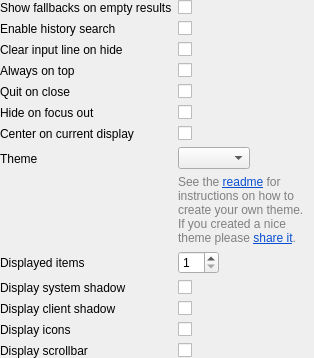
Above: widgetsboxmodel/src/configwidget.ui from albertlauncher/plugins before the change. Below: the same form after it.
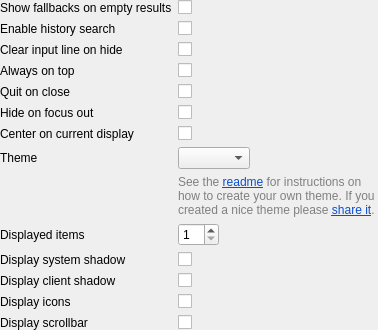
That is the form after the change.

Commit message: [wbm] Fix clipped label

```diff
--- a/widgetsboxmodel/src/configwidget.ui
+++ b/widgetsboxmodel/src/configwidget.ui
@@ -187,8 +187,6 @@
     </widget>
    </item>
    <item row="7" column="1">
-    <layout class="QVBoxLayout" name="verticalLayout">
-     <item>
       <widget class="QComboBox" name="comboBox_themes">
        <property name="sizePolicy">
         <sizepolicy hsizetype="Fixed" vsizetype="Fixed">
@@ -201,17 +199,26 @@
        </property>
       </widget>
      </item>
-     <item>
-      <widget class="QLabel" name="label">
+   <item row="8" column="1">
+    <widget class="QLabel" name="label_themeinfo">
        <property name="sizePolicy">
-        <sizepolicy hsizetype="Preferred" vsizetype="Minimum">
+      <sizepolicy hsizetype="Fixed" vsizetype="Minimum">
          <horstretch>0</horstretch>
          <verstretch>0</verstretch>
         </sizepolicy>
        </property>
+     <property name="minimumSize">
+      <size>
+       <width>200</width>
+       <height>0</height>
+      </size>
+     </property>
        <property name="text">
         <string>&lt;html&gt;&lt;head/&gt;&lt;body&gt;&lt;p&gt;&lt;span style=&quot; font-size:9pt; color:#808080;&quot;&gt;See the &lt;/span&gt;&lt;a href=&quot;https://github.com/albertlauncher/plugins/blob/master/widgetsboxmodel/README.md&quot;&gt;&lt;span style=&quot; font-size:9pt; text-decoration: underline; color:#094fd1;&quot;&gt;readme&lt;/span&gt;&lt;/a&gt;&lt;span style=&quot; font-size:9pt; color:#808080;&quot;&gt; for instructions on how to create your own theme. If you created a nice theme please &lt;/span&gt;&lt;a href=&quot;https://github.com/orgs/albertlauncher/discussions/1147&quot;&gt;&lt;span style=&quot; font-size:9pt; text-decoration: underline; color:#094fd1;&quot;&gt;share it&lt;/span&gt;&lt;/a&gt;&lt;span style=&quot; font-size:9pt; color:#808080;&quot;&gt;.&lt;/span&gt;&lt;/p&gt;&lt;/body&gt;&lt;/html&gt;</string>
        </property>
+     <property name="textFormat">
+      <enum>Qt::AutoText</enum>
+     </property>
        <property name="wordWrap">
         <bool>true</bool>
        </property>
@@ -220,9 +227,7 @@
        </property>
       </widget>
      </item>
-    </layout>
-   </item>
-   <item row="8" column="0">
+   <item row="9" column="0">
     <widget class="QLabel" name="label_results">
      <property name="sizePolicy">
       <sizepolicy hsizetype="Minimum" vsizetype="Preferred">
@@ -238,7 +243,7 @@
      </property>
     </widget>
    </item>
-   <item row="8" column="1">
+   <item row="9" column="1">
     <widget class="QSpinBox" name="spinBox_results">
      <property name="sizePolicy">
       <sizepolicy hsizetype="Fixed" vsizetype="Fixed">
@@ -257,7 +262,7 @@
      </property>
     </widget>
    </item>
-   <item row="9" column="0">
+   <item row="10" column="0">
     <widget class="QLabel" name="label_system_shadow">
      <property name="text">
       <string>Display system shadow</string>
@@ -267,7 +272,7 @@
      </property>
     </widget>
    </item>
-   <item row="9" column="1">
+   <item row="10" column="1">
     <widget class="QCheckBox" name="checkBox_system_shadow">
      <property name="toolTip">
       <string>&lt;html&gt;&lt;head/&gt;&lt;body&gt;&lt;p&gt;Tell the system to draw a shadow around the window. Note that on some systems this may look pretty ugly. Use the client shadow in this case.&lt;/p&gt;&lt;/body&gt;&lt;/html&gt;</string>
@@ -277,7 +282,7 @@
      </property>
     </widget>
    </item>
-   <item row="10" column="0">
+   <item row="11" column="0">
     <widget class="QLabel" name="label_client_shadow">
      <property name="text">
       <string>Display client shadow</string>
@@ -287,14 +292,14 @@
      </property>
     </widget>
    </item>
-   <item row="10" column="1">
+   <item row="11" column="1">
     <widget class="QCheckBox" name="checkBox_client_shadow">
      <property name="toolTip">
       <string>&lt;html&gt;&lt;head/&gt;&lt;body&gt;&lt;p&gt;Draw a shadow on the client side.&lt;/p&gt;&lt;/body&gt;&lt;/html&gt;</string>
      </property>
     </widget>
    </item>
-   <item row="11" column="0">
+   <item row="12" column="0">
     <widget class="QLabel" name="label_icons">
      <property name="sizePolicy">
       <sizepolicy hsizetype="Minimum" vsizetype="Preferred">
@@ -310,14 +315,14 @@
      </property>
     </widget>
    </item>
-   <item row="11" column="1">
+   <item row="12" column="1">
     <widget class="QCheckBox" name="checkBox_icons">
      <property name="toolTip">
       <string>&lt;html&gt;&lt;head/&gt;&lt;body&gt;&lt;p&gt;Display icons provided by the items.&lt;/p&gt;&lt;/body&gt;&lt;/html&gt;</string>
      </property>
     </widget>
    </item>
-   <item row="12" column="0">
+   <item row="13" column="0">
     <widget class="QLabel" name="label_scrollbar">
      <property name="sizePolicy">
       <sizepolicy hsizetype="Minimum" vsizetype="Preferred">
@@ -333,7 +338,7 @@
      </property>
     </widget>
    </item>
-   <item row="12" column="1">
+   <item row="13" column="1">
     <widget class="QCheckBox" name="checkBox_scrollbar">
      <property name="toolTip">
       <string>&lt;html&gt;&lt;head/&gt;&lt;body&gt;&lt;p&gt;Displays a scrollbar in the results list.&lt;/p&gt;&lt;/body&gt;&lt;/html&gt;</string>
```
Left out of the diff: 21 changed lines with no effect on the pictures. Lines whose indentation alone changed are shown as unchanged.
